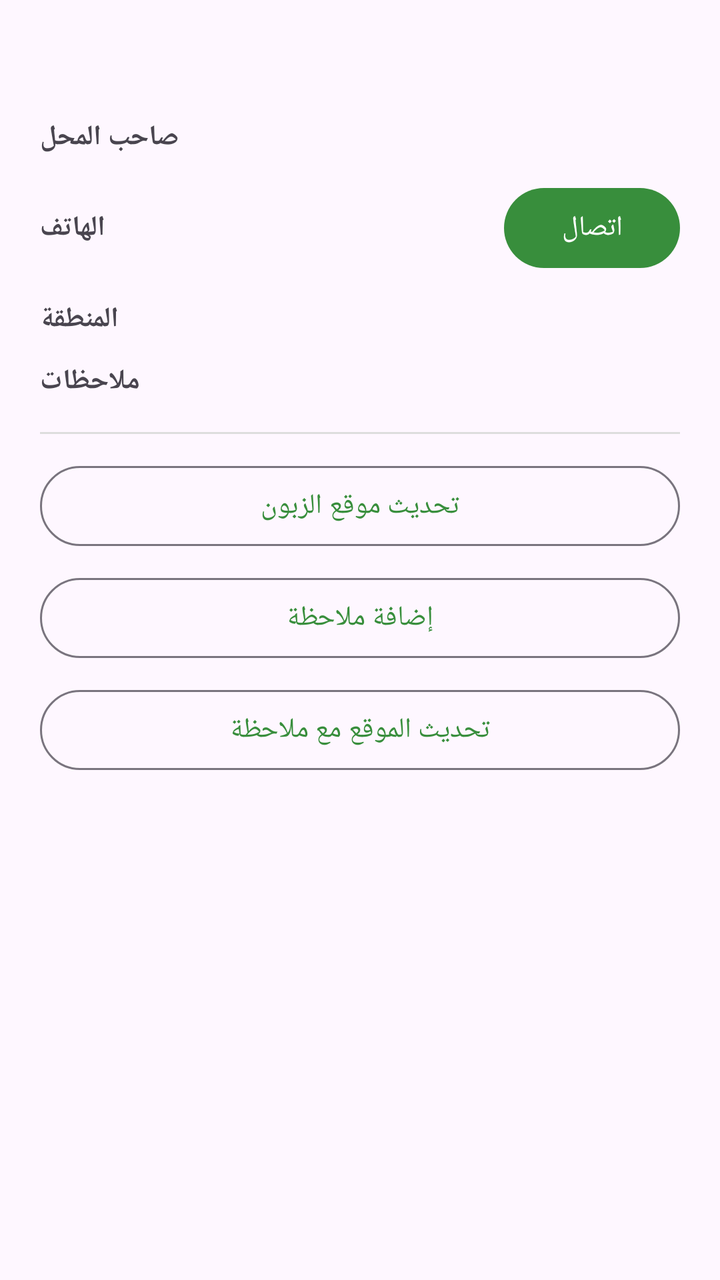
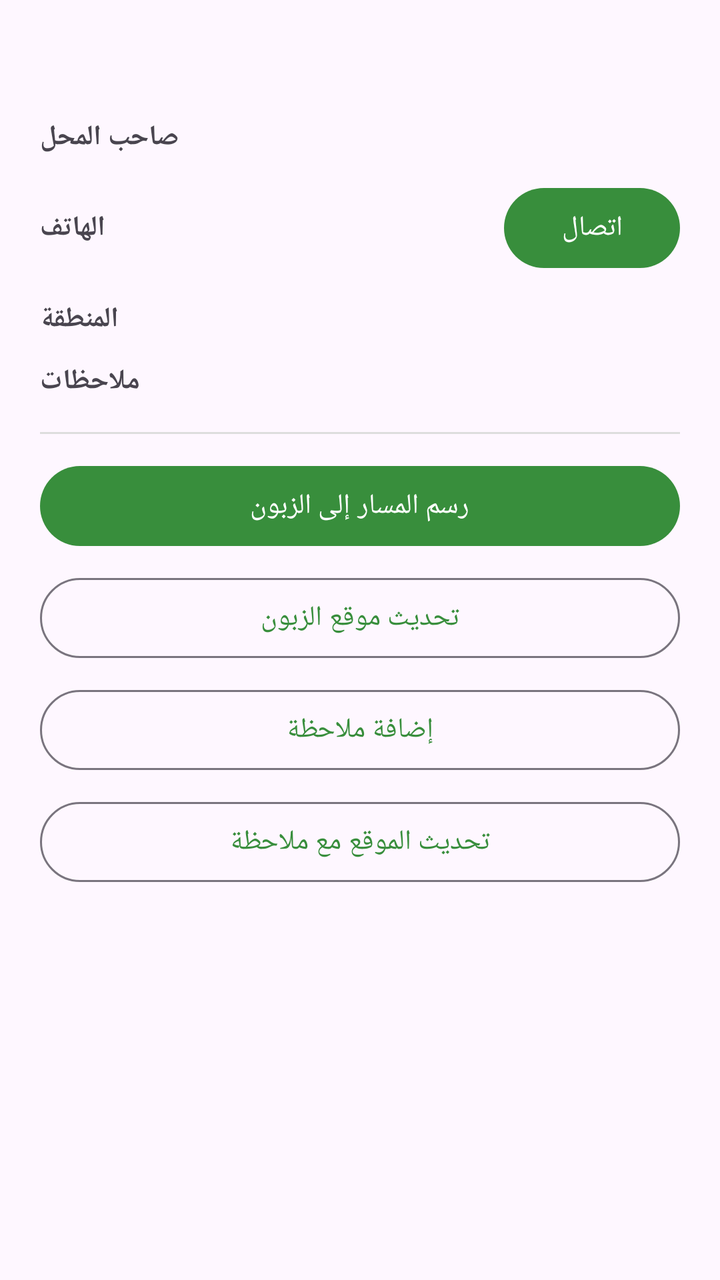

Compare the two renders of this Android layout. The source of the first and the diff that turns it into the second are given below.
<!-- AndroidManifest.xml: application theme Theme.RepGuide -->
<!-- res/layout/dialog_store.xml -->
<?xml version="1.0" encoding="utf-8"?>
<LinearLayout xmlns:android="http://schemas.android.com/apk/res/android"
    android:layout_width="match_parent"
    android:layout_height="wrap_content"
    android:orientation="vertical"
    android:padding="20dp">

    <TextView
        android:id="@+id/storeNameText"
        android:layout_width="match_parent"
        android:layout_height="wrap_content"
        android:textColor="?attr/colorPrimary"
        android:textSize="20sp"
        android:textStyle="bold" />

    <LinearLayout
        android:id="@+id/rowOwner"
        android:layout_width="match_parent"
        android:layout_height="wrap_content"
        android:layout_marginTop="12dp"
        android:orientation="horizontal">

        <TextView
            android:layout_width="wrap_content"
            android:layout_height="wrap_content"
            android:text="@string/owner_name"
            android:textStyle="bold" />

        <TextView
            android:id="@+id/ownerValue"
            android:layout_width="0dp"
            android:layout_height="wrap_content"
            android:layout_marginStart="8dp"
            android:layout_weight="1" />
    </LinearLayout>

    <LinearLayout
        android:id="@+id/rowPhone"
        android:layout_width="match_parent"
        android:layout_height="wrap_content"
        android:layout_marginTop="12dp"
        android:gravity="center_vertical"
        android:orientation="horizontal">

        <TextView
            android:layout_width="wrap_content"
            android:layout_height="wrap_content"
            android:text="@string/phone"
            android:textStyle="bold" />

        <TextView
            android:id="@+id/phoneValue"
            android:layout_width="0dp"
            android:layout_height="wrap_content"
            android:layout_marginStart="8dp"
            android:layout_weight="1" />

        <com.google.android.material.button.MaterialButton
            android:id="@+id/callButton"
            android:layout_width="wrap_content"
            android:layout_height="wrap_content"
            android:text="@string/call" />
    </LinearLayout>

    <LinearLayout
        android:id="@+id/rowRegion"
        android:layout_width="match_parent"
        android:layout_height="wrap_content"
        android:layout_marginTop="12dp"
        android:orientation="horizontal">

        <TextView
            android:layout_width="wrap_content"
            android:layout_height="wrap_content"
            android:text="@string/region"
            android:textStyle="bold" />

        <TextView
            android:id="@+id/regionValue"
            android:layout_width="0dp"
            android:layout_height="wrap_content"
            android:layout_marginStart="8dp"
            android:layout_weight="1" />
    </LinearLayout>

    <LinearLayout
        android:id="@+id/rowNotes"
        android:layout_width="match_parent"
        android:layout_height="wrap_content"
        android:layout_marginTop="12dp"
        android:orientation="horizontal">

        <TextView
            android:layout_width="wrap_content"
            android:layout_height="wrap_content"
            android:text="@string/notes"
            android:textStyle="bold" />

        <TextView
            android:id="@+id/notesValue"
            android:layout_width="0dp"
            android:layout_height="wrap_content"
            android:layout_marginStart="8dp"
            android:layout_weight="1" />
    </LinearLayout>

    <View
        android:layout_width="match_parent"
        android:layout_height="1dp"
        android:layout_marginTop="16dp"
        android:background="#DDDDDD" />

    <LinearLayout
        android:layout_width="match_parent"
        android:layout_height="wrap_content"
        android:layout_marginTop="12dp"
        android:orientation="vertical">

        <com.google.android.material.button.MaterialButton
            android:id="@+id/updateLocationButton"
            style="@style/Widget.Material3.Button.OutlinedButton"
            android:layout_width="match_parent"
            android:layout_height="wrap_content"
            android:text="@string/update_location" />

        <com.google.android.material.button.MaterialButton
            android:id="@+id/addNoteButton"
            style="@style/Widget.Material3.Button.OutlinedButton"
            android:layout_width="match_parent"
            android:layout_height="wrap_content"
            android:layout_marginTop="8dp"
            android:text="@string/add_note" />

        <com.google.android.material.button.MaterialButton
            android:id="@+id/updateBothButton"
            style="@style/Widget.Material3.Button.OutlinedButton"
            android:layout_width="match_parent"
            android:layout_height="wrap_content"
            android:layout_marginTop="8dp"
            android:text="@string/update_location_with_note" />
    </LinearLayout>
</LinearLayout>
<!-- resources referenced by this layout -->
<resources>
  <string name="add_note">إضافة ملاحظة</string>
  <string name="call">اتصال</string>
  <string name="notes">ملاحظات</string>
  <string name="owner_name">صاحب المحل</string>
  <string name="phone">الهاتف</string>
  <string name="region">المنطقة</string>
  <string name="update_location">تحديث موقع الزبون</string>
  <string name="update_location_with_note">تحديث الموقع مع ملاحظة</string>
  <style name="Theme.RepGuide" parent="Theme.Material3.DayNight.NoActionBar">
          <item name="colorPrimary">@color/green_700</item>
          <item name="colorOnPrimary">@color/white</item>
          <item name="colorPrimaryContainer">@color/green_900</item>
          <item name="colorSecondary">@color/amber_500</item>
      </style>
  <color name="green_700">#388E3C</color>
  <color name="white">#FFFFFF</color>
  <color name="green_900">#1B5E20</color>
  <color name="amber_500">#FFC107</color>
</resources>

<!-- the commit's change to res/layout/dialog_store.xml (unified diff, before → after) -->
@@ -117,10 +117,17 @@
         android:orientation="vertical">
 
         <com.google.android.material.button.MaterialButton
+            android:id="@+id/drawRouteButton"
+            android:layout_width="match_parent"
+            android:layout_height="wrap_content"
+            android:text="@string/draw_route" />
+
+        <com.google.android.material.button.MaterialButton
             android:id="@+id/updateLocationButton"
             style="@style/Widget.Material3.Button.OutlinedButton"
             android:layout_width="match_parent"
             android:layout_height="wrap_content"
+            android:layout_marginTop="8dp"
             android:text="@string/update_location" />
 
         <com.google.android.material.button.MaterialButton
<!-- resource entries referenced after the edit -->
@@ -2,6 +2,7 @@
 <resources>
   <string name="add_note">إضافة ملاحظة</string>
   <string name="call">اتصال</string>
+  <string name="draw_route">رسم المسار إلى الزبون</string>
   <string name="notes">ملاحظات</string>
   <string name="owner_name">صاحب المحل</string>
   <string name="phone">الهاتف</string>
